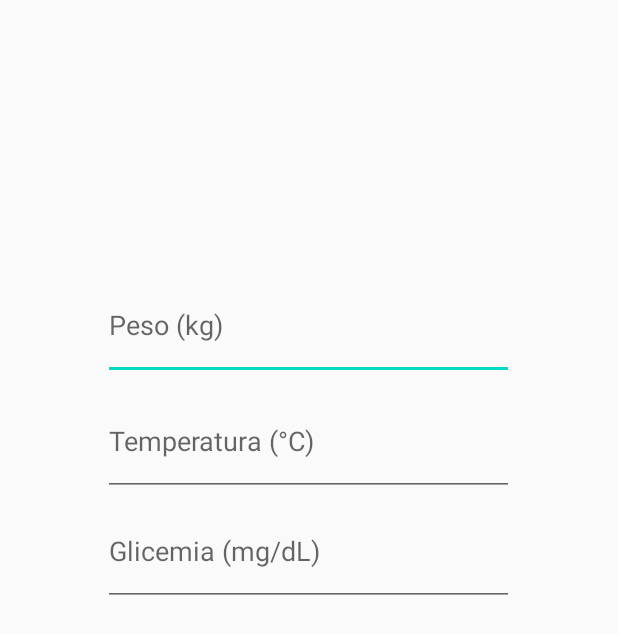
After one commit to simonettimartino/LAM, an Android app: the layout fragment_modifica.xml on its own in the app's theme, with its tools: preview values and no code run, on a phone screen of 412 x 824 dp. The commit adds this screen. Shown: the top 634 px of the screen. Run offline under Robolectric (Android 15) with nearby library versions, the phone set to English and light mode, and no system bars.

Commit message:
swipe to modify

```diff
--- a/MyHM/app/build.gradle
+++ b/MyHM/app/build.gradle
@@ -61,4 +61,5 @@ dependencies {
 
     implementation 'com.github.PhilJay:MPAndroidChart:v3.1.0'
 
+    implementation 'it.xabaras.android:recyclerview-swipedecorator:1.2.3'
 }
--- a/MyHM/app/src/main/java/com/example/myhm/NewReport.java
+++ b/MyHM/app/src/main/java/com/example/myhm/NewReport.java
@@ -112,7 +112,11 @@ public class NewReport extends Fragment implements AdapterView.OnItemSelectedLis
                         rep.setTemperatura(new Tupla(Double.parseDouble(temperatura.getText().toString()),Integer.parseInt(spinnerTemperatura.getSelectedItem().toString())));
                         rep.setGlicemia(new Tupla(Double.parseDouble(glicemia.getText().toString()),Integer.parseInt(spinnerGlicemia.getSelectedItem().toString())));
 
-                        if (note.getText().length() != 0){rep.setNote(note.getText().toString());}
+                        if (note.getText().length() != 0){
+                            rep.setNote(note.getText().toString());
+                        } else {
+                            rep.setNote("");
+                        }
 
                         rep.setData(date);
 
--- /dev/null
+++ b/MyHM/app/src/main/res/layout/fragment_modifica.xml
@@ -0,0 +1,61 @@
+<?xml version="1.0" encoding="utf-8"?>
+<androidx.constraintlayout.widget.ConstraintLayout xmlns:android="http://schemas.android.com/apk/res/android"
+    xmlns:app="http://schemas.android.com/apk/res-auto"
+    xmlns:tools="http://schemas.android.com/tools"
+    android:layout_width="match_parent"
+    android:layout_height="match_parent">
+
+    <androidx.constraintlayout.widget.ConstraintLayout
+        android:layout_width="275dp"
+        android:layout_height="347dp"
+        app:layout_constraintBottom_toBottomOf="parent"
+        app:layout_constraintEnd_toEndOf="parent"
+        app:layout_constraintStart_toStartOf="parent"
+        app:layout_constraintTop_toTopOf="parent"
+        app:layout_constraintVertical_bias="0.377">
+
+
+        <com.google.android.material.textfield.TextInputEditText
+            android:id="@+id/modificaPeso"
+            android:layout_width="274dp"
+            android:layout_height="73dp"
+            android:hint="Peso (kg)"
+            android:inputType="numberDecimal"
+            app:layout_constraintEnd_toEndOf="parent"
+            app:layout_constraintHorizontal_bias="0.0"
+            app:layout_constraintStart_toStartOf="parent"
+            tools:ignore="MissingConstraints"
+            tools:layout_editor_absoluteY="62dp" />
+
+        <com.google.android.material.textfield.TextInputEditText
+            android:id="@+id/modificaTemperatura"
+            android:layout_width="274dp"
+            android:layout_height="73dp"
+            android:layout_marginTop="4dp"
+            android:hint="Temperatura (°C)"
+            android:inputType="numberDecimal"
+            app:layout_constraintEnd_toEndOf="parent"
+            app:layout_constraintHorizontal_bias="0.0"
+            app:layout_constraintStart_toStartOf="parent"
+            app:layout_constraintTop_toBottomOf="@+id/modificaPeso" />
+
+        <com.google.android.material.textfield.TextInputEditText
+            android:id="@+id/modificaGlicemia"
+            android:layout_width="274dp"
+            android:layout_height="73dp"
+            android:layout_marginBottom="16dp"
+            android:hint="Glicemia (mg/dL)"
+            android:inputType="numberDecimal"
+            app:layout_constraintBottom_toBottomOf="parent"
+            app:layout_constraintEnd_toEndOf="parent"
+            app:layout_constraintHorizontal_bias="0.0"
+            app:layout_constraintStart_toStartOf="parent"
+            app:layout_constraintTop_toBottomOf="@+id/modificaTemperatura"
+            app:layout_constraintVertical_bias="0.0"
+            tools:ignore="MissingConstraints" />
+
+
+    </androidx.constraintlayout.widget.ConstraintLayout>
+
+
+</androidx.constraintlayout.widget.ConstraintLayout>
--- a/MyHM/app/src/main/res/values/colors.xml
+++ b/MyHM/app/src/main/res/values/colors.xml
@@ -3,4 +3,6 @@
     <color name="colorPrimary">#6200EE</color>
     <color name="colorPrimaryDark">#3700B3</color>
     <color name="colorAccent">#03DAC5</color>
+    <color name="delite">#FF0000</color>
+    <color name="modify">#FF7514</color>
 </resources>
```
Also changed, not shown: MyHM/app/src/main/java/com/example/myhm/DialogModficaRep.java (added, +90 -0 lines), MyHM/app/src/main/java/com/example/myhm/Home.java (+75 -5 lines), MyHM/app/src/main/java/com/example/myhm/MainActivity.java (+8 -0 lines), MyHM/app/src/main/res/drawable/ic_baseline_delete_24.xml (added, +10 -0 lines), MyHM/app/src/main/res/drawable/ic_baseline_edit_24.xml (added, +10 -0 lines), MyHM/app/src/main/res/layout/fragment_calendario.xml (+4 -4 lines).
